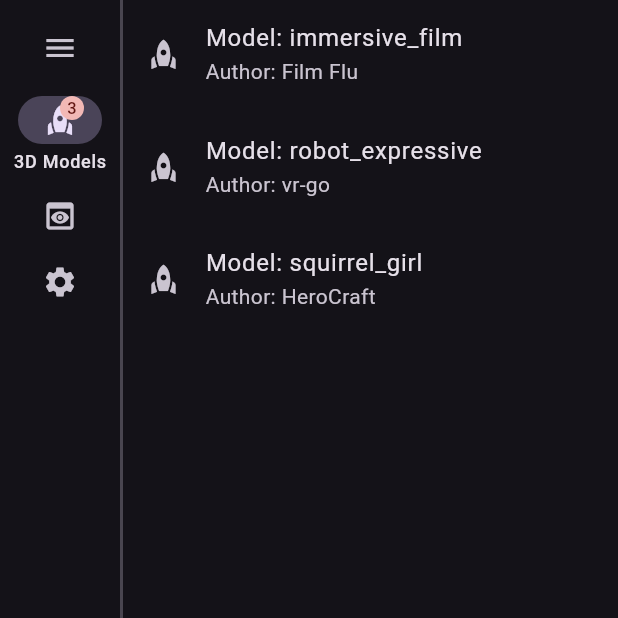
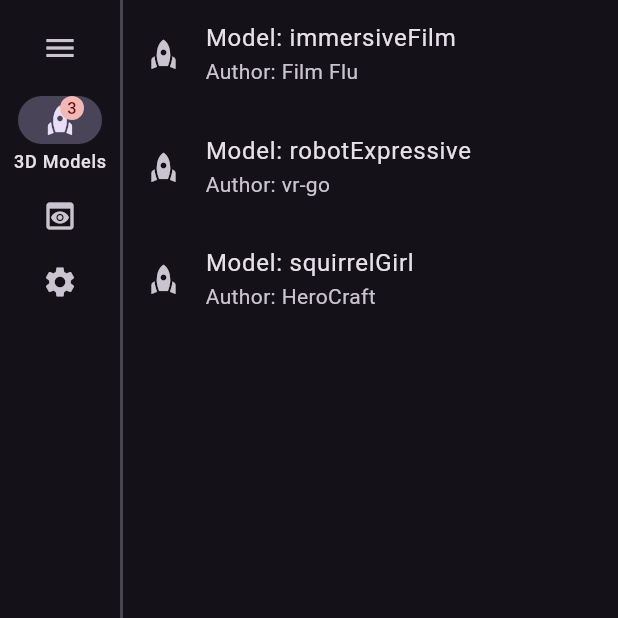
Before and after one commit to dherediat97/HorusVisionEngine, a Flutter app: the screen it shows after launch, on a phone screen of 412 x 824 dp, the top half of it. Run offline on Flutter 3.47's test engine with Material 3 defaults, Android fonts, the phone set to English and light mode, and no system bars; missing offline and left inert: flutter_dropzone, model_viewer_plus.

Commit message:
feature: fix path in prod, fix some error typos in 3d models

```diff
--- a/lib/app/app_assets.dart
+++ b/lib/app/app_assets.dart
@@ -6,9 +6,9 @@ class AppAssets {
 
   static const String modelsFolder = '$assetsFolder/models';
 
-  static const String squirrelGirlModel = '$assetsFolder/logo.glb';
-  static const String immersiveFilmModel = '$assetsFolder/immersive_film.glb';
+  static const String squirrelGirlModel = '$modelsFolder/squirrel_girl.glb';
+  static const String immersiveFilmModel = '$modelsFolder/immersive_film.glb';
   static const String robotExpressiveModel =
-      '$assetsFolder/robot_expressive.glb';
+      '$modelsFolder/robot_expressive.glb';
   AppAssets._();
 }
--- a/lib/presentation/ar_model/ar_model_picker.dart
+++ b/lib/presentation/ar_model/ar_model_picker.dart
@@ -16,9 +16,9 @@ class _ARModelPickerState extends State<ARModelPicker> {
   int _selectedIndex = 0;
   int _modelSelectedIndex = 0;
   final models = List<ArModelEntity>.of([
-    ArModelEntity(authorName: 'Film Flu', modelName: 'immersive_film'),
-    ArModelEntity(authorName: 'vr-go', modelName: 'robot_expressive'),
-    ArModelEntity(authorName: 'HeroCraft', modelName: 'squirrel_girl'),
+    ArModelEntity(authorName: 'Film Flu', modelName: 'immersiveFilm'),
+    ArModelEntity(authorName: 'vr-go', modelName: 'robotExpressive'),
+    ArModelEntity(authorName: 'HeroCraft', modelName: 'squirrelGirl'),
   ]);
 
   @override
--- a/lib/presentation/immersive_view/immersive_view.dart
+++ b/lib/presentation/immersive_view/immersive_view.dart
@@ -16,8 +16,8 @@ class _ImmersiveViewState extends State<ImmersiveView> {
   Widget build(BuildContext context) {
     return ModelViewer(
       src: switch (widget.modelSrc) {
-        'immersive_film' => AppAssets.immersiveFilmModel,
-        'robot_expressive' => AppAssets.robotExpressiveModel,
+        'immersiveFilm' => AppAssets.immersiveFilmModel,
+        'robotExpressive' => AppAssets.robotExpressiveModel,
         _ => AppAssets.squirrelGirlModel,
       },
       alt: 'Interactive 3D Model',
```
Also changed, not shown: 1 other file.
